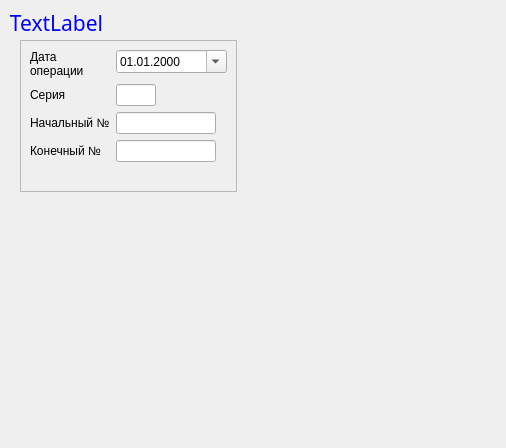
The window that docnewdialog.ui (rust3128/Stamps) describes before a commit, drawn with Qt 5.
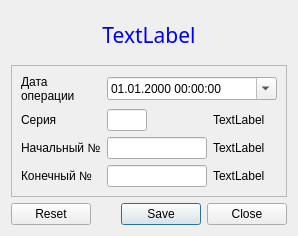
The same window after the commit.

What changed in the file:
```diff
--- a/docnewdialog.ui
+++ b/docnewdialog.ui
@@ -6,22 +6,16 @@
    <rect>
     <x>0</x>
     <y>0</y>
-    <width>506</width>
-    <height>448</height>
+    <width>298</width>
+    <height>236</height>
    </rect>
   </property>
   <property name="windowTitle">
    <string>Dialog</string>
   </property>
+  <layout class="QGridLayout" name="gridLayout">
+   <item row="0" column="0">
   <widget class="QLabel" name="labelTitle">
-   <property name="geometry">
-    <rect>
-     <x>9</x>
-     <y>9</y>
-     <width>95</width>
-     <height>28</height>
-    </rect>
-   </property>
    <property name="font">
     <font>
      <family>Noto Sans</family>
@@ -42,22 +36,16 @@
     <set>Qt::AlignCenter</set>
    </property>
   </widget>
+   </item>
+   <item row="1" column="0">
   <widget class="QFrame" name="frame">
-   <property name="geometry">
-    <rect>
-     <x>20</x>
-     <y>40</y>
-     <width>217</width>
-     <height>152</height>
-    </rect>
-   </property>
    <property name="frameShape">
     <enum>QFrame::StyledPanel</enum>
    </property>
    <property name="frameShadow">
     <enum>QFrame::Raised</enum>
    </property>
-   <layout class="QFormLayout" name="formLayout">
+     <layout class="QGridLayout" name="gridLayout_2">
     <item row="0" column="0">
      <widget class="QLabel" name="label_4">
       <property name="text">
@@ -66,19 +54,6 @@
       </property>
      </widget>
     </item>
-    <item row="0" column="1">
-     <widget class="QDateEdit" name="dateEdit">
-      <property name="wrapping">
-       <bool>false</bool>
-      </property>
-      <property name="displayFormat">
-       <string>dd.MM.yyyy</string>
-      </property>
-      <property name="calendarPopup">
-       <bool>true</bool>
-      </property>
-     </widget>
-    </item>
     <item row="1" column="0">
      <widget class="QLabel" name="label">
       <property name="text">
@@ -87,7 +62,7 @@
      </widget>
     </item>
     <item row="1" column="1">
-     <widget class="QLineEdit" name="lineEdit">
+       <widget class="QLineEdit" name="lineEditSerial">
       <property name="minimumSize">
        <size>
         <width>40</width>
@@ -99,6 +74,16 @@
         <width>40</width>
         <height>16777215</height>
        </size>
+        </property>
+        <property name="clearButtonEnabled">
+         <bool>false</bool>
+        </property>
+       </widget>
+      </item>
+      <item row="1" column="2">
+       <widget class="QLabel" name="labelInfoSer">
+        <property name="text">
+         <string>TextLabel</string>
       </property>
      </widget>
     </item>
@@ -110,7 +95,7 @@
      </widget>
     </item>
     <item row="2" column="1">
-     <widget class="QLineEdit" name="lineEdit_2">
+       <widget class="QLineEdit" name="lineEditBeginNum">
       <property name="minimumSize">
        <size>
         <width>100</width>
@@ -125,6 +110,13 @@
       </property>
      </widget>
     </item>
+      <item row="2" column="2">
+       <widget class="QLabel" name="labelInfoBeg">
+        <property name="text">
+         <string>TextLabel</string>
+        </property>
+       </widget>
+      </item>
     <item row="3" column="0">
      <widget class="QLabel" name="label_3">
       <property name="text">
@@ -133,7 +125,7 @@
      </widget>
     </item>
     <item row="3" column="1">
-     <widget class="QLineEdit" name="lineEdit_3">
+       <widget class="QLineEdit" name="lineEditEndNum">
       <property name="minimumSize">
        <size>
         <width>100</width>
@@ -148,8 +140,37 @@
       </property>
      </widget>
     </item>
-   </layout>
-  </widget>
+      <item row="3" column="2">
+       <widget class="QLabel" name="labelInfoEnd">
+        <property name="text">
+         <string>TextLabel</string>
+        </property>
+       </widget>
+      </item>
+      <item row="0" column="1" colspan="2">
+       <widget class="QDateTimeEdit" name="dateDoc">
+        <property name="wrapping">
+         <bool>false</bool>
+        </property>
+        <property name="displayFormat">
+         <string>dd.MM.yyyy hh:mm:ss</string>
+        </property>
+        <property name="calendarPopup">
+         <bool>true</bool>
+        </property>
+       </widget>
+      </item>
+     </layout>
+    </widget>
+   </item>
+   <item row="2" column="0">
+    <widget class="QDialogButtonBox" name="buttonBox">
+     <property name="standardButtons">
+      <set>QDialogButtonBox::Close|QDialogButtonBox::Reset|QDialogButtonBox::Save</set>
+     </property>
+    </widget>
+   </item>
+  </layout>
  </widget>
  <resources/>
  <connections/>
```
Lines whose indentation alone changed are shown as unchanged.
